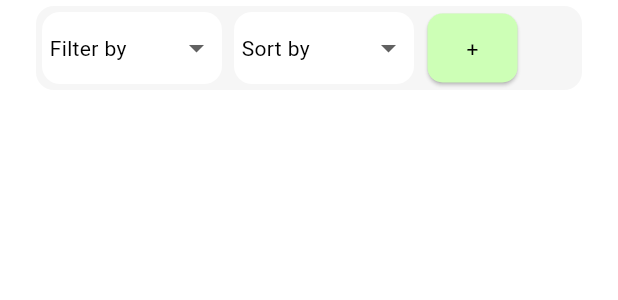
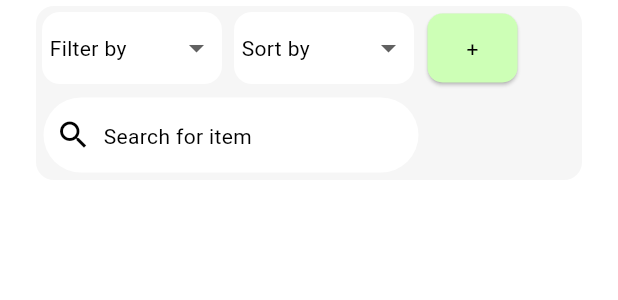
Before and after one commit to smstone0/Caloric, a Flutter app: the RefineSearch widget shown alone on an empty page, opened directly, on a phone screen of 412 x 824 dp. Shown: the top 300 px of the screen. Run offline on Flutter 3.47's test engine with Material 2 defaults, Android fonts, the phone set to English and light mode, and no system bars; our stand-ins replace sqflite; accounts and stored records are empty.

Commit message:
Add search bar

```diff
--- a/lib/pages/nutrition_page.dart
+++ b/lib/pages/nutrition_page.dart
@@ -61,9 +61,9 @@ class RefineSearch extends StatelessWidget {
       'A-Z',
       'Z-A'
     ];
+
     return GreyCard(
         child: Wrap(
-      //textDirection: TextDirection.rtl,
       children: [
         NutritionDropdown(
             type: DropType.filter, list: filterList, display: 'Filter by'),
@@ -79,7 +79,22 @@ class RefineSearch extends StatelessWidget {
               colour: const Color.fromRGBO(205, 255, 182, 1),
               height: 46,
               width: 60),
-        )
+        ),
+        Padding(
+          padding: const EdgeInsets.fromLTRB(5, 5, 0, 5),
+          child: SizedBox(
+            width: 250,
+            height: 50,
+            child: SearchBar(
+              leading: const Icon(Icons.search),
+              hintText: "Search for item",
+              hintStyle: MaterialStateProperty.resolveWith(
+                  (states) => DefaultTextStyle.of(context).style),
+              onSubmitted: (value) {},
+              elevation: MaterialStateProperty.all(0),
+            ),
+          ),
+        ),
       ],
     ));
   }
```
